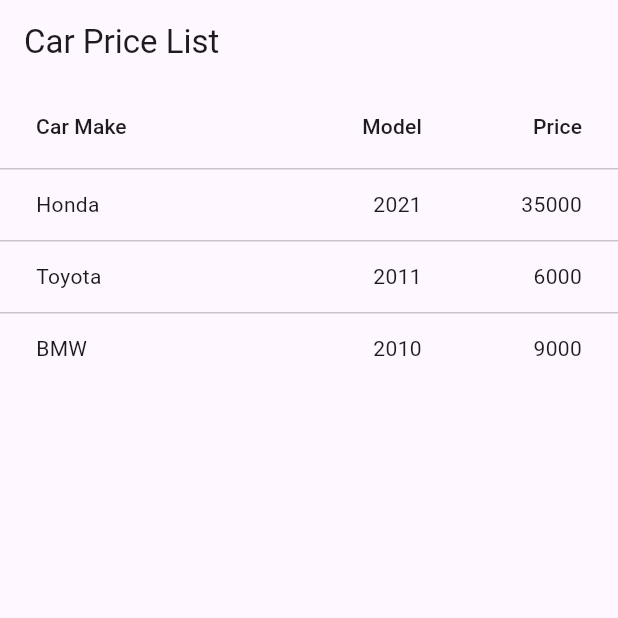
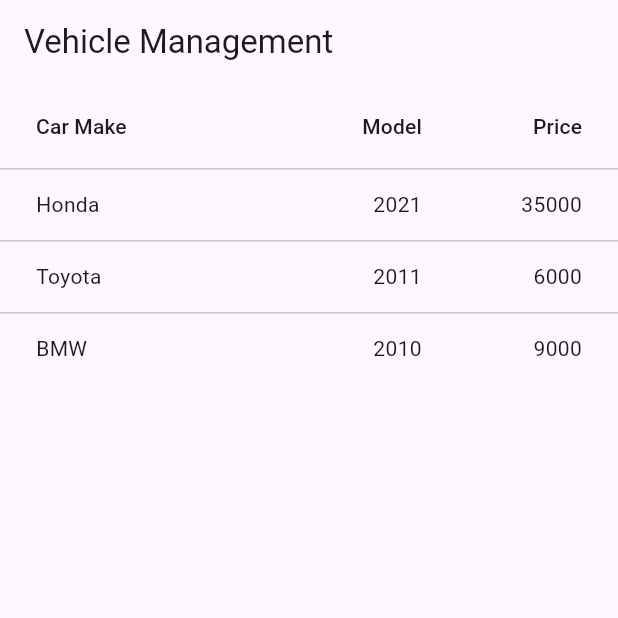
Before and after one commit to 103617-Brian/TMA3084_G02_103617_Lab05_Lesson07, a Flutter app: the screen it shows after launch, on a phone screen of 412 x 824 dp, the top half of it. Run offline on Flutter 3.47's test engine with Material 3 defaults, Android fonts, the phone set to English and light mode, and no system bars.

Commit message:
Update Lab B title on main

```diff
--- a/Lab B/lib/main.dart
+++ b/Lab B/lib/main.dart
@@ -55,7 +55,7 @@ class _DataTableScreenState extends State<DataTableScreen> {
   @override
   Widget build(BuildContext context) {
     return Scaffold(
-      appBar: AppBar(title: const Text('Car Price List')),
+      appBar: AppBar(title: const Text('Vehicle Management')),
       body: SingleChildScrollView(
         child: DataTable(
           sortColumnIndex: sortColumnIndex,
```
